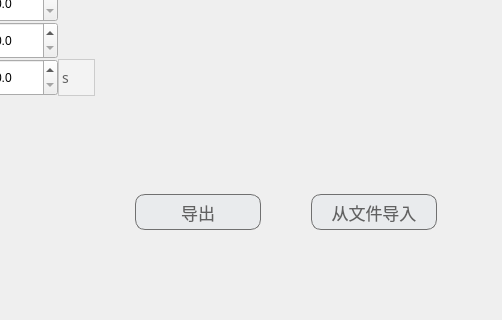
Qt form ParameterConfiguration/parameterconfiguration.ui (Hccccc1/MOH_viewer) before a commit; both pictures show x 904 to 1406 and y 500 to 820 of the 1406 by 820 pixel window.
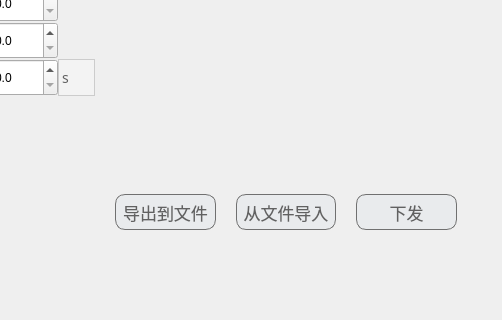
The same form after that commit.

Commit message: 参数配置界面bug；曲线上点的坐标显示

The edit to the form file:
```diff
--- a/ParameterConfiguration/parameterconfiguration.ui
+++ b/ParameterConfiguration/parameterconfiguration.ui
@@ -5016,19 +5016,18 @@
    <item row="1" column="3">
     <layout class="QHBoxLayout" name="horizontalLayout_37">
      <property name="spacing">
-      <number>50</number>
+      <number>20</number>
      </property>
      <property name="leftMargin">
-      <number>20</number>
+      <number>0</number>
      </property>
      <property name="rightMargin">
-      <number>20</number>
+      <number>0</number>
      </property>
      <item>
       <widget class="QPushButton" name="saveToFile">
        <property name="styleSheet">
         <string notr="true">QPushButton {
-	width:112px;
 	height:34px;
 	background:rgba(233,235,237,1);
 	border:1px solid rgba(112,112,112,1);
@@ -5041,7 +5040,7 @@
 }</string>
        </property>
        <property name="text">
-        <string>导出</string>
+        <string>导出到文件</string>
        </property>
       </widget>
      </item>
@@ -5049,7 +5048,6 @@
       <widget class="QPushButton" name="loadFromFile">
        <property name="styleSheet">
         <string notr="true">QPushButton {
-	width:112px;
 	height:34px;
 	background:rgba(233,235,237,1);
 	border:1px solid rgba(112,112,112,1);
@@ -5066,6 +5064,26 @@
        </property>
       </widget>
      </item>
+     <item>
+      <widget class="QPushButton" name="sendToLower">
+       <property name="styleSheet">
+        <string notr="true">QPushButton {
+	height:34px;
+	background:rgba(233,235,237,1);
+	border:1px solid rgba(112,112,112,1);
+	border-radius:10px;
+	font-size:17px;
+	font-family:PingFang SC;
+	font-weight:300;
+	line-height:24px;
+	color:rgba(97,97,97,1);
+}</string>
+       </property>
+       <property name="text">
+        <string>下发</string>
+       </property>
+      </widget>
+     </item>
     </layout>
    </item>
    <item row="2" column="1">
```
Left out of the diff: 52 changed lines with no effect on the pictures. The commit also changes 5 other files.
